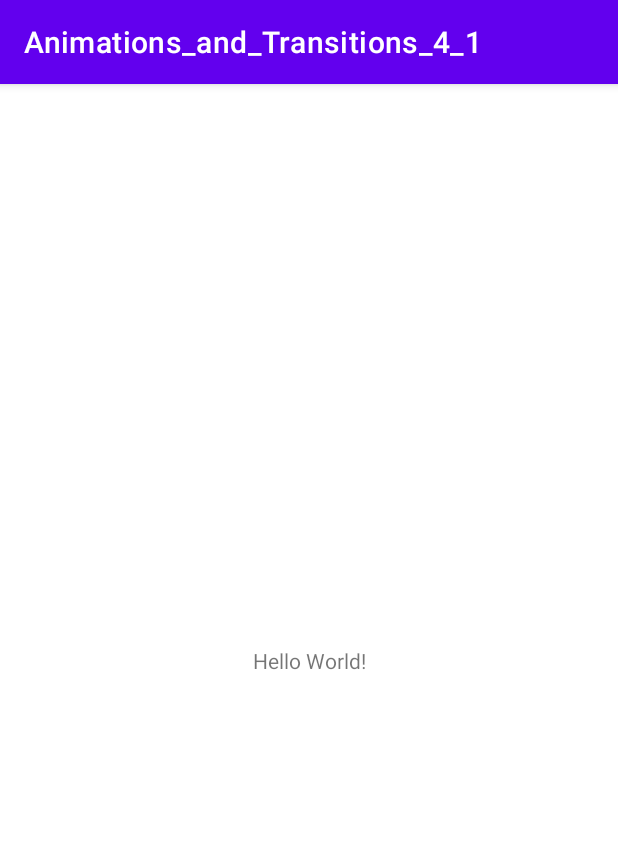
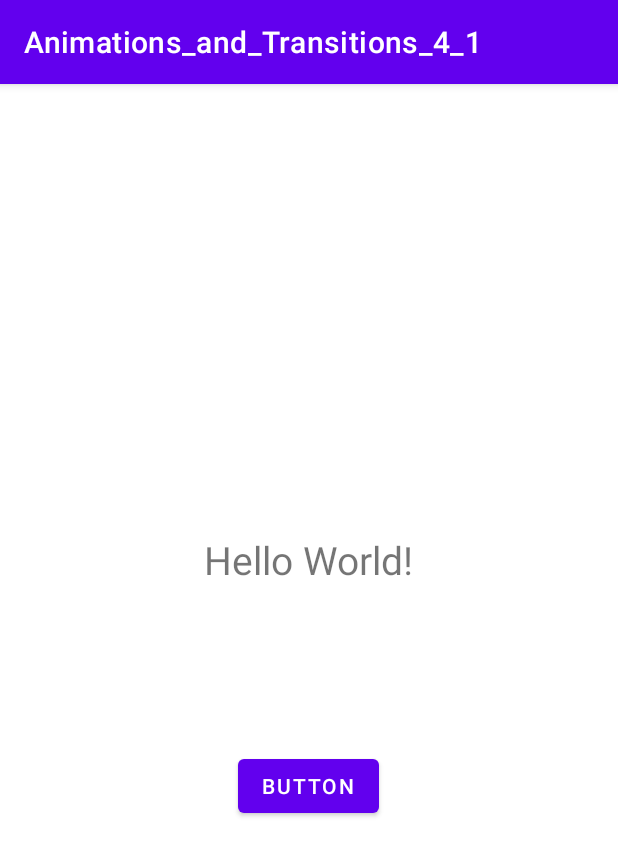
Before and after one commit to babamyrat/Animations_and_Transitions_4_1, an Android app: the screen it shows after launch (MainActivity), on a phone screen of 412 x 824 dp. Shown: the top 856 px of the screen. Run offline under Robolectric (Android 15) with nearby library versions, the phone set to English and light mode, and no system bars.

Commit message:
Step_1_ValueAnimator

```diff
--- a/app/src/main/AndroidManifest.xml
+++ b/app/src/main/AndroidManifest.xml
@@ -1,6 +1,6 @@
 <?xml version="1.0" encoding="utf-8"?>
 <manifest xmlns:android="http://schemas.android.com/apk/res/android"
-    package="com.example.animations_and_transitions_4_1">
+    package="com.example.animations_and_transitions_4_1" >
 
     <application
         android:allowBackup="true"
@@ -8,10 +8,10 @@
         android:label="@string/app_name"
         android:roundIcon="@mipmap/ic_launcher_round"
         android:supportsRtl="true"
-        android:theme="@style/Theme.Animations_and_Transitions_4_1">
+        android:theme="@style/Theme.Animations_and_Transitions_4_1" >
         <activity
             android:name=".MainActivity"
-            android:exported="true">
+            android:exported="true" >
             <intent-filter>
                 <action android:name="android.intent.action.MAIN" />
 
--- a/app/src/main/java/com/example/animations_and_transitions_4_1/MainActivity.java
+++ b/app/src/main/java/com/example/animations_and_transitions_4_1/MainActivity.java
@@ -2,13 +2,33 @@ package com.example.animations_and_transitions_4_1;
 
 import androidx.appcompat.app.AppCompatActivity;
 
+import android.animation.ValueAnimator;
 import android.os.Bundle;
+import android.view.View;
+import android.widget.Button;
+import android.widget.TextView;
 
 public class MainActivity extends AppCompatActivity {
+
+    TextView textView;
+    Button button;
 
     @Override
     protected void onCreate(Bundle savedInstanceState) {
         super.onCreate(savedInstanceState);
         setContentView(R.layout.activity_main);
+
+        textView = findViewById(R.id.textView);
+        button = findViewById(R.id.button);
+
+        button.setOnClickListener(new View.OnClickListener() {
+            @Override
+            public void onClick(View view) {
+                ValueAnimator animation = ValueAnimator.ofFloat(0f, 100f);
+                animation.setDuration(1000);
+                animation.start();
+                textView.setText(animation.getAnimatedValue().toString());
+            }
+        });
     }
 }
--- a/app/src/main/res/layout/activity_main.xml
+++ b/app/src/main/res/layout/activity_main.xml
@@ -7,12 +7,26 @@
     tools:context=".MainActivity">
 
     <TextView
+        android:id="@+id/textView"
         android:layout_width="wrap_content"
         android:layout_height="wrap_content"
         android:text="Hello World!"
+        android:textSize="26sp"
+        app:layout_constraintBottom_toTopOf="@+id/button"
+        app:layout_constraintEnd_toEndOf="parent"
+        app:layout_constraintStart_toStartOf="parent"
+        app:layout_constraintTop_toTopOf="parent"
+        app:layout_constraintVertical_bias="0.733" />
+
+    <Button
+        android:id="@+id/button"
+        android:layout_width="wrap_content"
+        android:layout_height="wrap_content"
+        android:layout_marginBottom="276dp"
+        android:text="Button"
         app:layout_constraintBottom_toBottomOf="parent"
-        app:layout_constraintLeft_toLeftOf="parent"
-        app:layout_constraintRight_toRightOf="parent"
-        app:layout_constraintTop_toTopOf="parent" />
+        app:layout_constraintEnd_toEndOf="parent"
+        app:layout_constraintHorizontal_bias="0.498"
+        app:layout_constraintStart_toStartOf="parent" />
 
 </androidx.constraintlayout.widget.ConstraintLayout>
```
